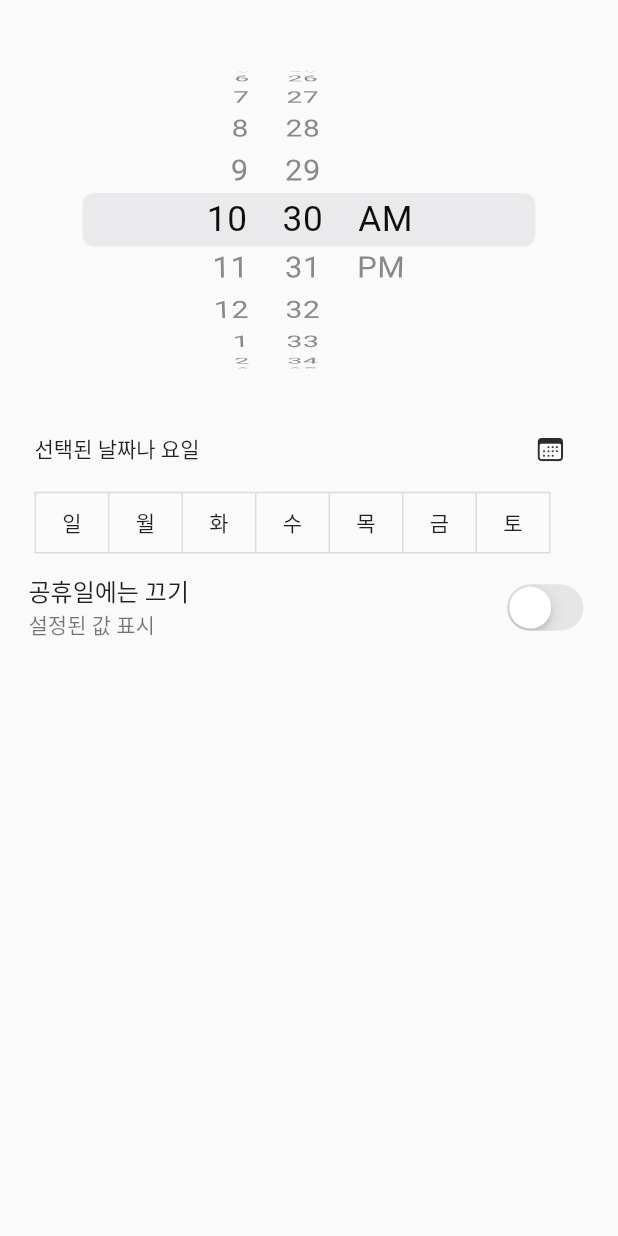
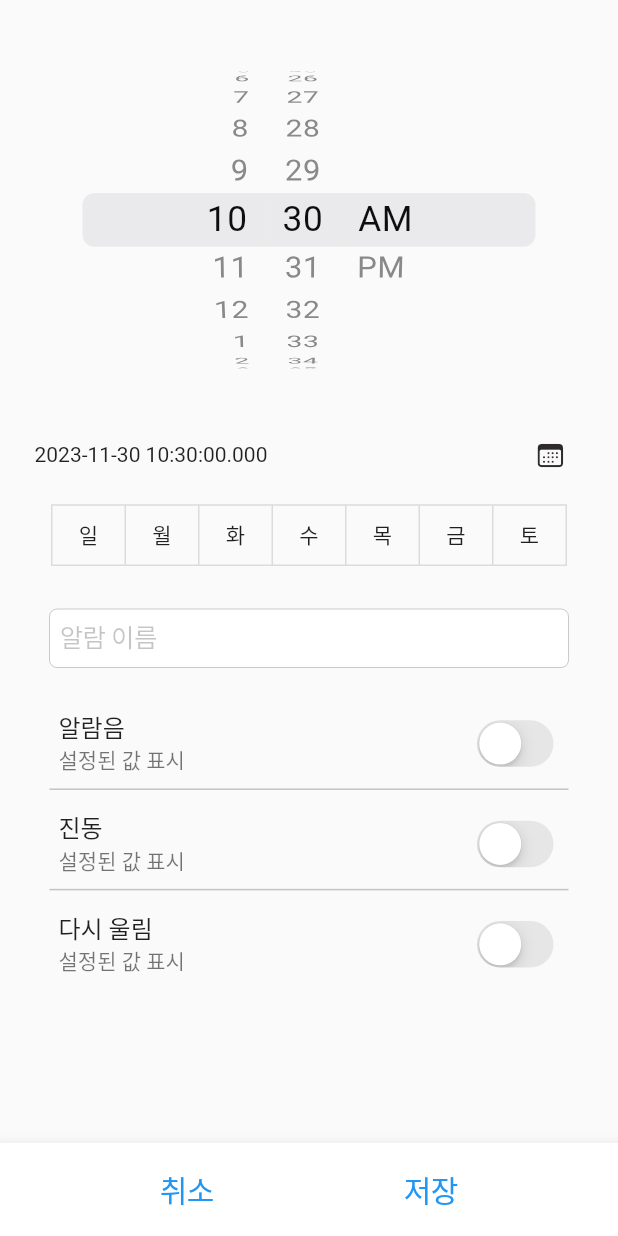
Before and after one commit to yhl124/my_alarm, a Flutter app: the SetHomePage screen opened directly, on a phone screen of 412 x 824 dp. Run offline on Flutter 3.47's test engine with Material 2 defaults, Android fonts, the phone set to English and light mode, and no system bars; our stand-ins replace calendar_date_picker2.

Commit message:
231201-1

```diff
--- a/lib/screens/set_page.dart
+++ b/lib/screens/set_page.dart
@@ -1,5 +1,6 @@
 import 'package:flutter/material.dart';
 import 'package:flutter/cupertino.dart';
+import 'package:calendar_date_picker2/calendar_date_picker2.dart';
 import '/widgets/setting_block.dart';
 import 'empty_page.dart';
 
@@ -37,9 +38,14 @@ const List<(Days, String)> dayOfTheWeek = <(Days, String)>[
 
 class _SetHomePageState extends State<SetHomePage> {
   DateTime time = DateTime.now();
+
+  List<DateTime?> _singleDatePickerValueWithDefaultValue = [DateTime.now(),];//달력 기본 선택날짜
+  DateTime _selectedDate = DateTime.now();//달력에서 선택한 날짜
+
   //final List<bool> _toggleButtonsSelection = Days.values.map((Days e) => e != Days.sun).toList();
   final List<bool> _toggleButtonsSelection = [false, false, false, false, false, false, false];
   //나중에는 Days의 개수나 dayOfTheWeek의 개수 가져와서 그 크기의 false리스트 만들면 될듯
+  TextEditingController _textController = TextEditingController();
 
   @override
   Widget build(BuildContext context) {
@@ -61,7 +67,7 @@ class _SetHomePageState extends State<SetHomePage> {
               height: MediaQuery.of(context).size.height * 0.30,
               child: CupertinoDatePicker(
                 mode: CupertinoDatePickerMode.time,
-                initialDateTime: time,
+                initialDateTime: time,//이걸 수정해서 am pm순서 변경 가능할지도?
                 use24hFormat: false,
                 onDateTimeChanged: (DateTime newTime) {
                   setState(() => time = newTime);
@@ -70,16 +76,33 @@ class _SetHomePageState extends State<SetHomePage> {
             ),
             Container(//선택된 날 표시텍스트 & 달력선택
               //color: Colors.black,
-              padding: EdgeInsets.fromLTRB(20.0, 0, 20.0, 0),
-              height: MediaQuery.of(context).size.height * 0.07,
+              padding: EdgeInsets.fromLTRB(20.0, 5, 20.0, 5),
+              height: MediaQuery.of(context).size.height * 0.08,
               child: Row(
                 children: [
-                  Text('선택된 날짜나 요일'),
+                  Text(_selectedDate.toString()),
+                  //Text('선택 날짜나 요일'),
                   Expanded(child: Container(),),
                   CupertinoButton(//날짜 선택 버튼
                     padding: EdgeInsets.all(5),
                     onPressed: () {
-                      //나중에구현
+                      showCalendarDatePicker2Dialog(//달력에서 날짜선택
+                        context: context,
+                        config: CalendarDatePicker2WithActionButtonsConfig(
+                          firstDate: DateTime.now(),
+                          lastDate: DateTime(2100),
+                        ),
+                        dialogSize: Size(325, 400),
+                        borderRadius: BorderRadius.circular(15),
+                        value: _singleDatePickerValueWithDefaultValue,
+                      ).then((selectedDate) {
+                        //debugPrint(selectedDate.toString());
+                        if(selectedDate != null){//취소하면 null ok면 notnull
+                          setState(() {
+                            _selectedDate = selectedDate[0] as DateTime;
+                          });
+                        }
+                      });
                     },
                     child: Icon(CupertinoIcons.calendar, color: Color.fromARGB(255, 46, 42, 42)),
                   )
@@ -89,6 +112,7 @@ class _SetHomePageState extends State<SetHomePage> {
             Container(//요일선택
               padding: EdgeInsets.fromLTRB(20.0, 0, 20.0, 0),
               height: MediaQuery.of(context).size.height * 0.05,
+              child: Center(
                 child: ToggleButtons(
                   isSelected: _toggleButtonsSelection,
                   onPressed: (int index) {
@@ -99,41 +123,87 @@ class _SetHomePageState extends State<SetHomePage> {
                   children:
                     //아마도 리스트.map으로 <Days, String>으로 이루어진 리스트에서 2번째 값을 text로 가져와 리스트로 변환하는듯
                     dayOfTheWeek.map(((Days, String) day) => Text(day.$2)).toList(),
+                ),
               )
             ),
-            SettingBlock(maintext: '공휴일에는 끄기', subtext: '설정된 값 표시', nextpage: EmptyPage()),
+            //알람이름 설정
+            Container(
+              padding: EdgeInsets.fromLTRB(30.0, 27.0, 30.0, 13.0),
+              height: MediaQuery.of(context).size.height * 0.10,
+              child: Center(
+                child: CupertinoTextField(
+                  placeholder: '알람 이름',
+                  controller: _textController,
+                ),
+              ),
+            ),
+            SettingBlock(maintext: '알람음', subtext: '설정된 값 표시', nextpage: EmptyPage()),
+            Container(height: 1.0, padding: EdgeInsets.fromLTRB(30, 0, 30, 0), child: Container(color: const Color.fromARGB(255, 199, 193, 193),)),
+            SettingBlock(maintext: '진동', subtext: '설정된 값 표시', nextpage: EmptyPage()),
+            Container(height: 1.0, padding: EdgeInsets.fromLTRB(30, 0, 30, 0), child: Container(color: const Color.fromARGB(255, 199, 193, 193),)),
+            SettingBlock(maintext: '다시 울림', subtext: '설정된 값 표시', nextpage: EmptyPage()),
           ],
+        ),
+        //하단 취소 저장 //키보드에 바텀바가 안올라오게 설정 필요
+        bottomNavigationBar: BottomAppBar(
+          child: Row(
+            mainAxisAlignment: MainAxisAlignment.spaceEvenly,
+            children: [
+              CupertinoButton(
+                onPressed: () {
+                  Navigator.of(context).pop(true);
+                },
+                child: Text('취소', style: TextStyle(fontSize: 20),)
+              ),
+              CupertinoButton(
+                onPressed: () {},
+                child: Text('저장', style: TextStyle(fontSize: 20),)
+              ),
+            ],
+          )
         ),
       ),
     );
   }
-
 
   Future<bool> _onWillPop(BuildContext context) async {
     // 뒤로가기 버튼을 눌렀을 때 확인/취소 다이얼로그 표시
     bool confirm = await showDialog(
       context: context,
       builder: (BuildContext context) {
-        return AlertDialog(
-          title: Text('경고'),
-          content: Text('정말로 나가시겠습니까?'),
-          actions: <Widget>[
-            TextButton(
+        return AnimatedAlign(
+          alignment: Alignment.bottomCenter,
+          duration: Duration(seconds: 1),
+          //curve : Curves.fastOutSlowIn,
+          child: Container(
+            height: 300,
+            width: double.infinity,
+            color: Colors.transparent,
+            child: CupertinoAlertDialog(
+              title: Text('알림'),
+              content : Text('저장하지 않고 나가시겠습니까?', style: TextStyle(fontSize: 15)),
+              actions: [
+                CupertinoDialogAction(
                   onPressed: () {
-                Navigator.of(context).pop(true); // 확인 버튼
+                    Navigator.of(context).pop(true);
                   },
                   child: Text('확인'),
                 ),
-            TextButton(
+                CupertinoDialogAction(
                   onPressed: () {
-                Navigator.of(context).pop(false); // 취소 버튼
+                    Navigator.of(context).pop(false);
                   },
                   child: Text('취소'),
+                )
+              ],
             ),
-          ],
+          ),
+
+
         );
       },
     );
+
     return confirm ?? false;
   }
 }
--- a/lib/widgets/setting_block.dart
+++ b/lib/widgets/setting_block.dart
@@ -16,23 +16,25 @@ class SettingBlock extends StatelessWidget {
     }
   ):super(key: key);
 
-  // This widget is the root of your application.
   @override
   Widget build(BuildContext context) {
-    double containerHeight = MediaQuery.of(context).size.height * 0.10;
+    double containerHeight = MediaQuery.of(context).size.height * 0.08;
 
     return Container(
       height: containerHeight,
-      child: ListTile(
+      padding: EdgeInsets.fromLTRB(20.0, 0.0, 20.0, 0.0),
+      child: Center(
+        child: ListTile(//divider 혹은 dividetiles 활용
           title: Text(maintext),
           subtitle: Text(subtext),
           onTap: () {
             Navigator.push(
-            context,//여기서 연 빈 페이지에서 뒤로가면 메인으로가버림
+              context,
               MaterialPageRoute(builder: (context) => nextpage),
             );
           },
           trailing: OnOffSwitch(),
+        ),
       ),
     );
   }
--- a/pubspec.yaml
+++ b/pubspec.yaml
@@ -30,6 +30,8 @@ environment:
 dependencies:
   flutter:
     sdk: flutter
+
+  calendar_date_picker2: ^0.5.3
 
 
   # The following adds the Cupertino Icons font to your application.
```
Also changed, not shown: pubspec.lock, 14 other files. Lines whose indentation alone changed are shown as unchanged.
